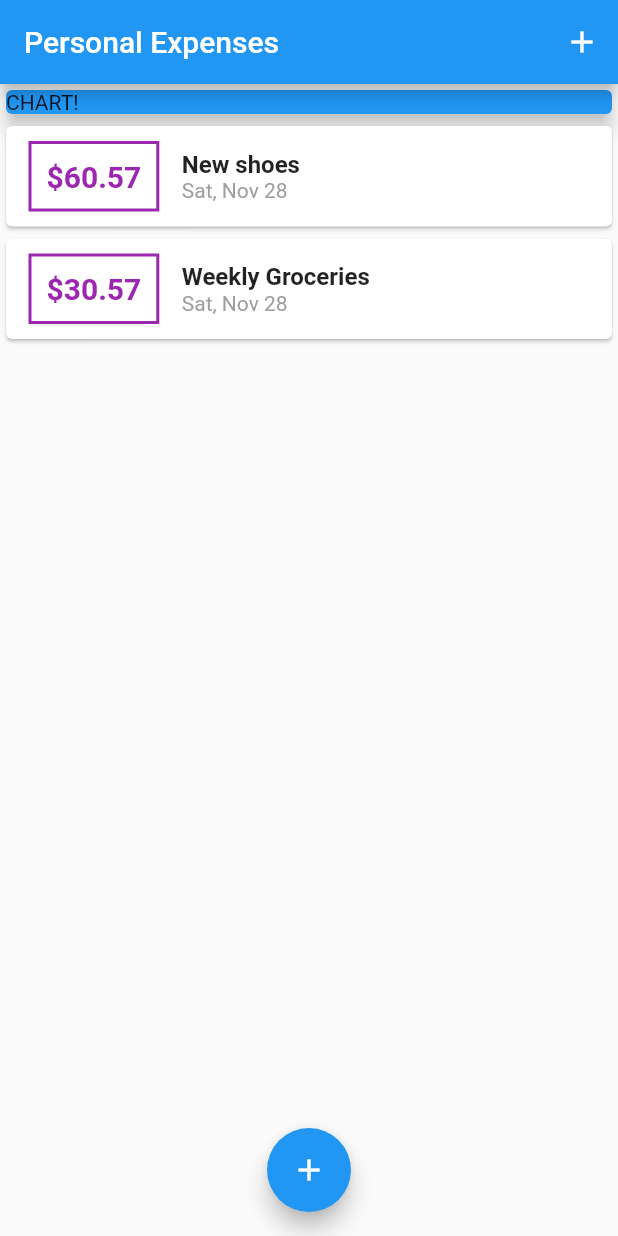
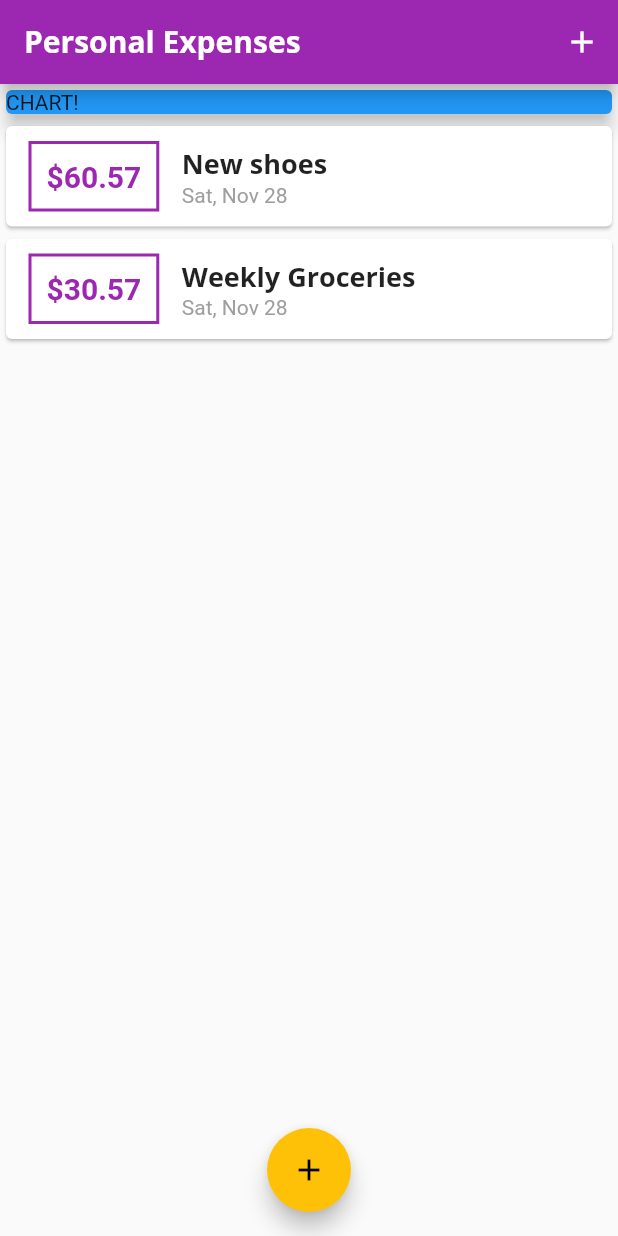
Before and after one commit to andreisas06/personal-expenses-app, a Flutter app: the screen it shows after launch, on a phone screen of 412 x 824 dp. Run offline on Flutter 3.47's test engine with Material 2 defaults, Android fonts, the phone set to English and light mode, and no system bars.

Commit message:
improved styling

```diff
--- a/lib/main.dart
+++ b/lib/main.dart
@@ -10,6 +10,23 @@ class MyApp extends StatelessWidget {
   Widget build(BuildContext context) {
     return MaterialApp(
       title: 'Personal Expenses',
+      theme: ThemeData(
+          primarySwatch: Colors.purple,
+          accentColor: Colors.amber,
+          fontFamily: 'Quicksand',
+          textTheme: ThemeData.light().textTheme.copyWith(
+                title: TextStyle(
+                    fontFamily: 'OpenSans',
+                    fontWeight: FontWeight.bold,
+                    fontSize: 18),
+              ),
+          appBarTheme: AppBarTheme(
+            textTheme: ThemeData.light().textTheme.copyWith(
+                title: TextStyle(
+                    fontFamily: 'OpenSans',
+                    fontSize: 20,
+                    fontWeight: FontWeight.bold)),
+          )),
       home: MyHomePage(),
     );
   }
@@ -51,7 +68,10 @@ class _MyHomePageState extends State<MyHomePage> {
         context: ctx,
         builder: (_) {
           return GestureDetector(
-              onTap: () {}, child: NewTransaction(_addNewTransaction), behavior: HitTestBehavior.opaque,);
+            onTap: () {},
+            child: NewTransaction(_addNewTransaction),
+            behavior: HitTestBehavior.opaque,
+          );
         });
   }
 
@@ -59,7 +79,9 @@ class _MyHomePageState extends State<MyHomePage> {
   Widget build(BuildContext context) {
     return Scaffold(
       appBar: AppBar(
-        title: Text('Personal Expenses'),
+        title: Text(
+          'Personal Expenses',
+        ),
         actions: <Widget>[
           IconButton(
             icon: Icon(Icons.add),
--- a/lib/widgets/transaction_list.dart
+++ b/lib/widgets/transaction_list.dart
@@ -20,7 +20,7 @@ class TransactionList extends StatelessWidget {
                   margin: EdgeInsets.symmetric(vertical: 10, horizontal: 15),
                   decoration: BoxDecoration(
                       border: Border.all(
-                    color: Colors.purple,
+                    color: Theme.of(context).primaryColor,
                     width: 2,
                   )),
                   padding: EdgeInsets.all(10),
@@ -29,7 +29,7 @@ class TransactionList extends StatelessWidget {
                     style: TextStyle(
                         fontWeight: FontWeight.bold,
                         fontSize: 20,
-                        color: Colors.purple),
+                        color: Theme.of(context).primaryColor),
                   ),
                 ),
                 Column(
@@ -37,8 +37,7 @@ class TransactionList extends StatelessWidget {
                   children: [
                     Text(
                       transactions[index].title,
-                      style:
-                          TextStyle(fontSize: 16, fontWeight: FontWeight.bold),
+                      style: Theme.of(context).textTheme.title,
                     ),
                     Text(
                       DateFormat.MMMEd().format(transactions[index].date),
```
Also changed, not shown: pubspec.yaml (+17 -11 lines), assets/fonts/OpenSans-Bold.ttf (added), assets/fonts/OpenSans-Regular.ttf (added), assets/fonts/Quicksand-Bold.ttf (added), assets/fonts/Quicksand-Light.ttf (added), assets/fonts/Quicksand-Medium.ttf (added), assets/fonts/Quicksand-Regular.ttf (added).
